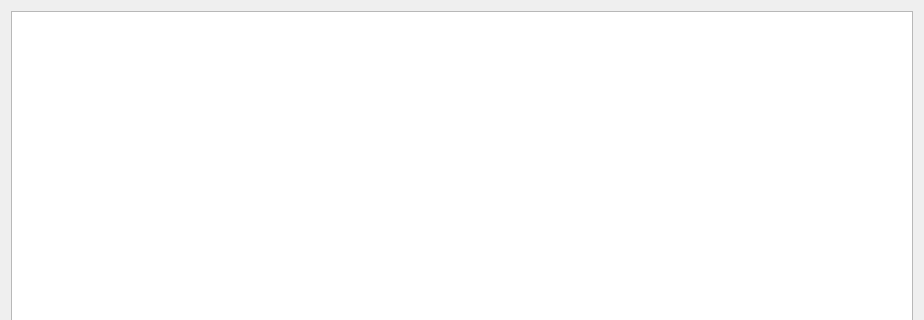
Before: the Qt Designer form kitupiikki/apuri/tilioteapuri.ui in artoh/kitupiikki, drawn with Qt 5; both pictures show x 0 to 924 and y 0 to 320 of the 924 by 499 pixel window.
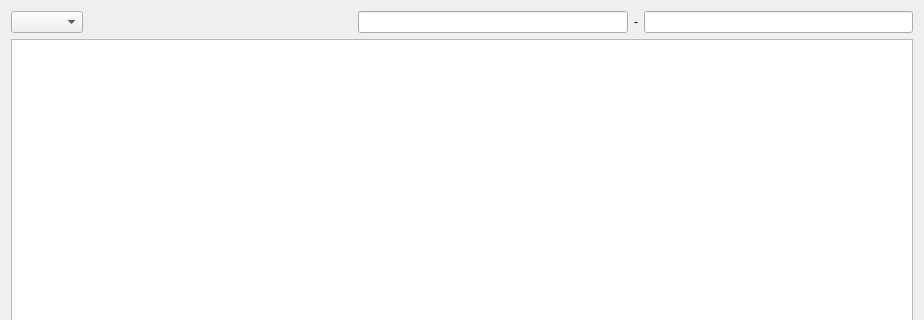
After: the same form once the commit is applied. Icons and pictures are not drawn. Custom widgets are drawn as their Qt base class.

```diff
--- a/kitupiikki/apuri/tilioteapuri.ui
+++ b/kitupiikki/apuri/tilioteapuri.ui
@@ -14,6 +14,39 @@
    <string>Form</string>
   </property>
   <layout class="QVBoxLayout" name="verticalLayout">
+   <item>
+    <layout class="QHBoxLayout" name="horizontalLayout_3">
+     <item>
+      <widget class="TiliCombo" name="tiliCombo"/>
+     </item>
+     <item>
+      <spacer name="horizontalSpacer_2">
+       <property name="orientation">
+        <enum>Qt::Horizontal</enum>
+       </property>
+       <property name="sizeHint" stdset="0">
+        <size>
+         <width>40</width>
+         <height>20</height>
+        </size>
+       </property>
+      </spacer>
+     </item>
+     <item>
+      <widget class="KpDateEdit" name="alkuDate"/>
+     </item>
+     <item>
+      <widget class="QLabel" name="label_2">
+       <property name="text">
+        <string>-</string>
+       </property>
+      </widget>
+     </item>
+     <item>
+      <widget class="KpDateEdit" name="loppuDate"/>
+     </item>
+    </layout>
+   </item>
    <item>
     <widget class="QTableView" name="oteView">
      <property name="alternatingRowColors">
@@ -109,6 +142,18 @@
    </item>
   </layout>
  </widget>
+ <customwidgets>
+  <customwidget>
+   <class>KpDateEdit</class>
+   <extends>QLineEdit</extends>
+   <header location="global">tools/kpdateedit.h</header>
+  </customwidget>
+  <customwidget>
+   <class>TiliCombo</class>
+   <extends>QComboBox</extends>
+   <header location="global">tools/tilicombo.h</header>
+  </customwidget>
+ </customwidgets>
  <resources>
   <include location="../pic/pic.qrc"/>
  </resources>
```
Left out of the diff: 2 changed lines with no effect on the pictures.
